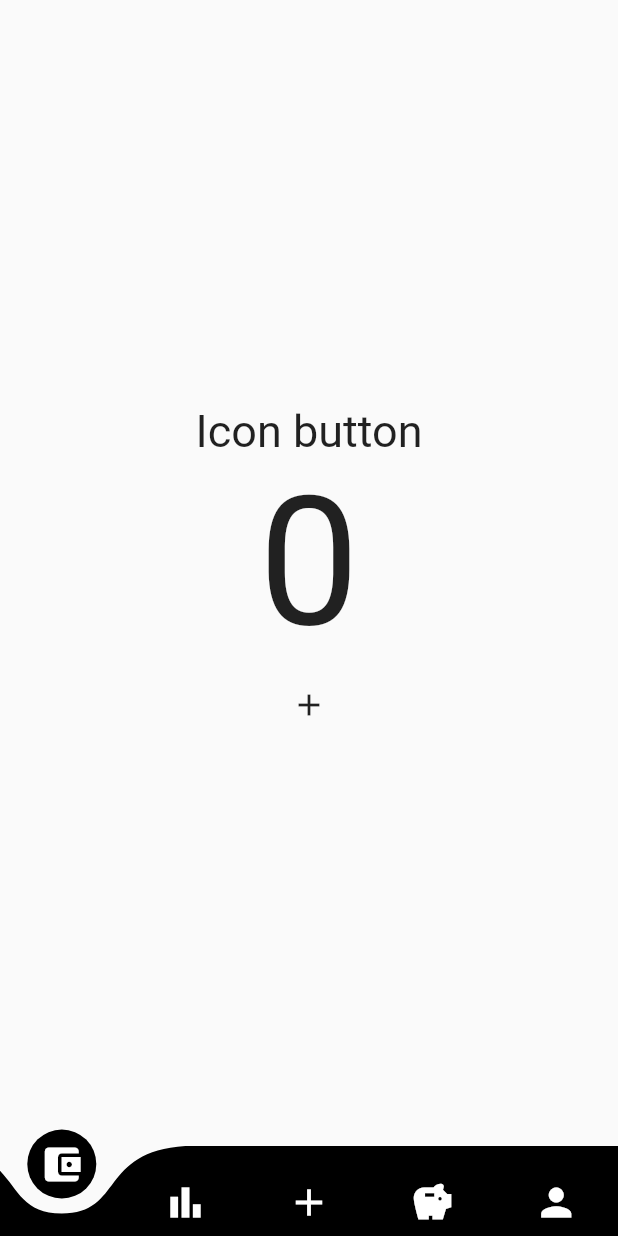
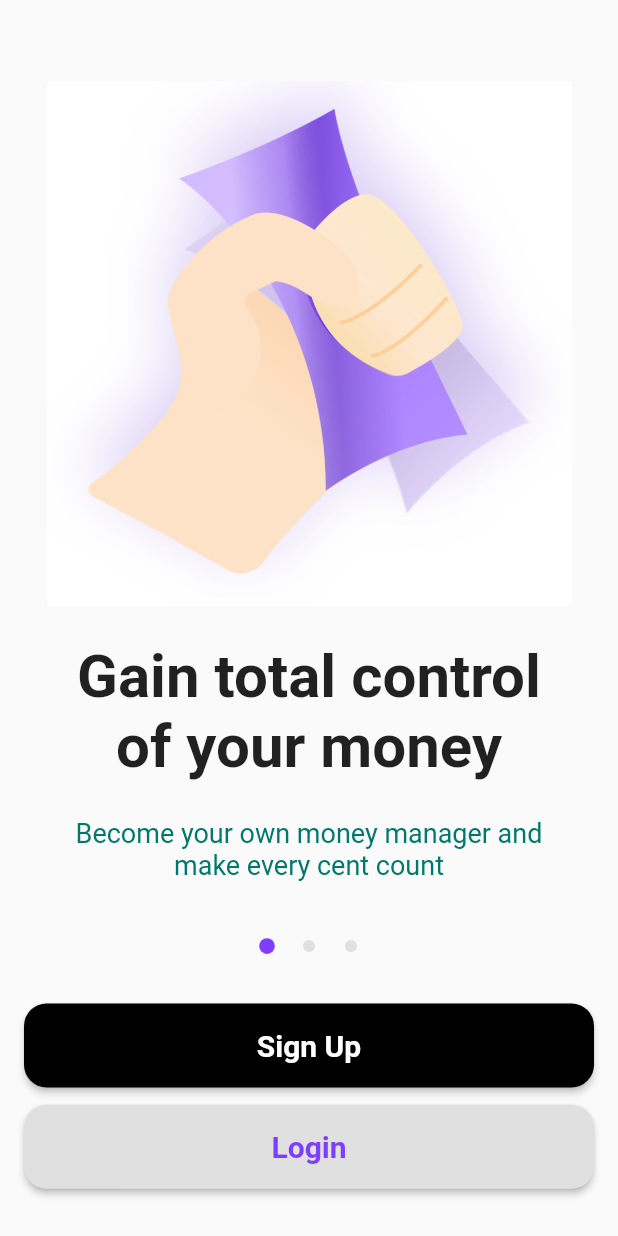
Before and after one commit to 20021462/FlutterHelloWorld, a Flutter app: the screen it shows after launch, on a phone screen of 412 x 824 dp. Run offline on Flutter 3.47's test engine with Material 2 defaults, Android fonts, the phone set to English and light mode, and no system bars; drawn by our look-alikes of smooth_page_indicator; our stand-ins replace firebase_core; accounts and stored records are empty.

Commit message:
new introduction page

```diff
--- /dev/null
+++ b/lib/introduction_page/introduction_pageview.dart
@@ -0,0 +1,163 @@
+import 'package:flutter/material.dart';
+import 'package:smooth_page_indicator/smooth_page_indicator.dart';
+
+import '../home_page.dart';
+
+class IntroductionPageView extends StatefulWidget {
+  const IntroductionPageView({Key key}) : super(key: key);
+
+  @override
+  State<IntroductionPageView> createState() => _IntroductionPageViewState();
+}
+
+class _IntroductionPageViewState extends State<IntroductionPageView> {
+  final controller = PageController();
+
+  @override
+  void dispose() {
+    controller.dispose();
+
+    super.dispose();
+  }
+
+  Widget buildPage({
+    String urlImage,
+    String title,
+    String subtitle,
+  }) =>
+      Container(
+        child: Column(
+          mainAxisAlignment: MainAxisAlignment.spaceEvenly,
+          crossAxisAlignment: CrossAxisAlignment.center,
+          children: [
+            SizedBox(height: 40,),
+            Image.asset(
+              urlImage,
+              fit: BoxFit.cover,
+              width: 350,
+            ),
+            SizedBox(height: 10,),
+            Container(
+              padding: const EdgeInsets.symmetric(horizontal: 50),
+              child: Text(
+                title,
+                style: TextStyle(
+                  fontSize: 40,
+                  fontWeight: FontWeight.bold,
+                ),
+                textAlign: TextAlign.center,
+              ),
+            ),
+            SizedBox(height: 10,),
+            Container(
+              padding: const EdgeInsets.symmetric(horizontal: 50),
+              child: Text(
+                subtitle,
+                style: TextStyle(
+                  color: Colors.teal.shade700,
+                  fontSize: 18,
+                ),
+                textAlign: TextAlign.center,
+              ),
+            )
+          ],
+        ),
+      );
+
+  @override
+  Widget build(BuildContext context) {
+    final shape = RoundedRectangleBorder(
+      borderRadius: BorderRadius.circular(15),
+    );
+
+    return Scaffold(
+      body: Container(
+        padding: const EdgeInsets.only(bottom: 230),
+        child: PageView(
+          controller: controller,
+          children: [
+            buildPage(
+                urlImage: 'assets/images/illustrations1.png',
+                title: 'Gain total control of your money',
+                subtitle: 'Become your own money manager and make every cent count'
+            ),
+            buildPage(
+                urlImage: 'assets/images/illustrations2.png',
+                title: 'Know where your money goes',
+                subtitle: 'Track your transaction easily,with categories and financial report'
+            ),
+            buildPage(
+                urlImage: 'assets/images/illustrations3.png',
+                title: 'Planning ahead',
+                subtitle: 'Setup your budget for each category so you in control'
+            ),
+
+          ],
+        ),
+      ),
+      bottomSheet: Container(
+        padding: const EdgeInsets.symmetric(vertical: 20),
+        height: 230,
+        child: Column(
+          mainAxisAlignment: MainAxisAlignment.spaceEvenly,
+          children: [
+            Center(
+              child: SmoothPageIndicator(
+                controller: controller,
+                count: 3,
+                effect: ScrollingDotsEffect(
+                  activeDotScale: 2,
+                  spacing: 20,
+                  dotColor: Colors.grey.shade300,
+                  activeDotColor: Color(0xff7f3dff),
+                  dotHeight: 8,
+                  dotWidth: 8,
+                ),
+
+                onDotClicked: (index) =>
+                    controller.animateToPage(
+                        index,
+                        duration: const Duration(milliseconds: 500),
+                        curve: Curves.easeIn),
+              ),
+            ),
+            SizedBox(height: 10,),
+            ElevatedButton(
+                style: ElevatedButton.styleFrom(
+                  minimumSize: Size(380,56),
+                  shape: shape,
+                ),
+                onPressed: () {},
+                child: Text(
+                  "Sign Up",
+                  style: TextStyle(
+                    fontSize: 20,
+                    fontWeight: FontWeight.bold,
+                  ),)
+            ),
+            ElevatedButton(
+                style: ElevatedButton.styleFrom(
+                  foregroundColor: Color(0xff7f3dff),
+                  backgroundColor: Colors.grey.shade300,
+                  minimumSize: Size(380,56),
+                  shape: shape,
+                ),
+                onPressed: () async {
+                  Navigator.of(context).pushReplacement(
+                    MaterialPageRoute(builder: (context) => HomePage()),
+                  );
+                },
+                child: Text("Login",
+                  style: TextStyle(
+                      fontSize: 20,
+                      fontWeight: FontWeight.bold
+                  ),)
+            ),
+
+
+          ],
+        ),
+      ),
+    );
+  }
+}
--- a/lib/main.dart
+++ b/lib/main.dart
@@ -1,6 +1,7 @@
 import 'package:flutter/material.dart';
 import 'package:hello_world/home_page.dart';
 import 'package:firebase_core/firebase_core.dart';
+import 'package:hello_world/introduction_page/introduction_pageview.dart';
 import 'back_end/moma_user.dart';
 
 const MaterialColor primaryBlack = MaterialColor(
@@ -49,7 +50,7 @@
         // is not restarted.
         primarySwatch: primaryBlack,
       ),
-      home: HomePage(appUser: appUser),
+      home: IntroductionPageView(),
       //home: MainScreen(appUser: appUser,),
       debugShowCheckedModeBanner: false,
       // routes: <String, WidgetBuilder>{
--- a/pubspec.yaml
+++ b/pubspec.yaml
@@ -22,6 +22,9 @@
 
   cupertino_icons: ^1.0.5
 
+  #Page indicator for introduction pages
+  smooth_page_indicator: ^1.0.0+2
+
   curved_navigation_bar: ^1.0.3
 
   #Firebase auth and Firebase core
@@ -44,6 +47,8 @@
   # included with your application, so that you can use the icons in
   # the material Icons class.
   uses-material-design: true
+  assets:
+    - assets/images/
 
   # To add assets to your application, add an assets section, like this:
   # assets:
```
Also changed, not shown: assets/images/illustrations1.png (added), assets/images/illustrations2.png (added), assets/images/illustrations3.png (added), pubspec.lock.
